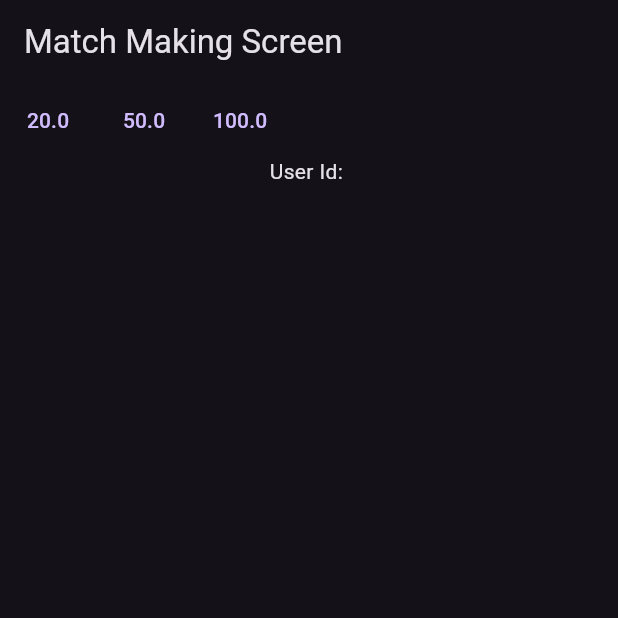
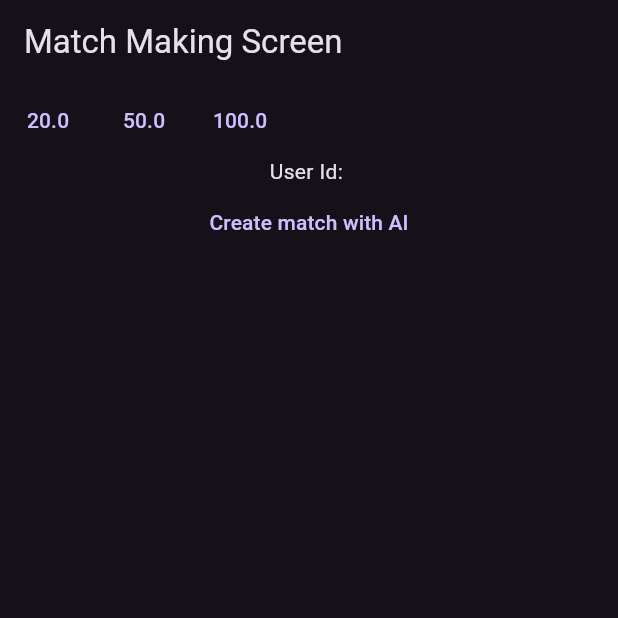
Before and after one commit to NikhileshDb/flame_tictactoe, a Flutter app: the screen it shows after launch, after a tap on "Authenticate", on a phone screen of 412 x 824 dp, the top half of it. Run offline on Flutter 3.47's test engine with Material 3 defaults, Android fonts, the phone set to English and light mode, and no system bars; our stand-ins replace device_info_plus, equatable, flutter_bloc, flutter_dotenv, flutter_svg, logger; missing offline and left inert: flame, flame_bloc, nakama.

Commit message:
new update

```diff
--- a/lib/main.dart
+++ b/lib/main.dart
@@ -31,8 +31,8 @@ class MyApp extends StatelessWidget {
         BlocProvider<AuthenticationBloc>(
           create: (_) => AuthenticationBloc(nakamaBaseClient: client),
         ),
-        BlocProvider(create: (_) => MatchMakingBloc()),
-        BlocProvider(create: (_) => GameBloc()),
+
+        BlocProvider<GameBloc>(create: (_) => GameBloc()),
       ],
       child: MaterialApp(
         title: 'Tic Tac Toe',
--- a/lib/screens/login_screen/login_screen.dart
+++ b/lib/screens/login_screen/login_screen.dart
@@ -14,7 +14,7 @@ class LoginScreen extends StatelessWidget {
       body: BlocConsumer<AuthenticationBloc, AuthenticationState>(
         listener: (context, state) {
           if (state is AuthenticationSuccess) {
-            logger.d(state.session);
+            // logger.d(state.session);
             Navigator.pushReplacement(
               context,
               MaterialPageRoute(
--- a/lib/screens/match_making_screen/match_making_screen.dart
+++ b/lib/screens/match_making_screen/match_making_screen.dart
@@ -9,10 +9,12 @@ import 'package:nakama/nakama.dart';
 class MatchMakingScreen extends StatelessWidget {
   final Session session;
   const MatchMakingScreen({required this.session, super.key});
-
+  //  BlocProvider<MatchMakingBloc>(create: (_) => MatchMakingBloc()),
   @override
   Widget build(BuildContext context) {
-    return Scaffold(
+    return BlocProvider<MatchMakingBloc>(
+      create: (context) => MatchMakingBloc(session: session),
+      child: Scaffold(
         appBar: AppBar(title: const Text('Match Making Screen'), actions: [
 
             ],
@@ -56,6 +58,7 @@ class MatchMakingScreen extends StatelessWidget {
                       },
                       child: Text('Start Match Making'),
                     ),
+
                 if (state is MatchMakingSuccess)
                   TextButton(
                     onPressed: () {
@@ -65,10 +68,18 @@ class MatchMakingScreen extends StatelessWidget {
                     },
                     child: Text("Join Match"),
                   ),
+
+                TextButton(
+                  onPressed: () {
+                    context.read<MatchMakingBloc>().add(CreateMatchAiEvent());
+                  },
+                  child: Text('Create match with AI'),
+                ),
               ],
             );
           },
         ),
+      ),
     );
   }
 }
--- a/lib/tic_tac_toe/blocs/authentication/authentication_bloc.dart
+++ b/lib/tic_tac_toe/blocs/authentication/authentication_bloc.dart
@@ -1,7 +1,7 @@
 import 'dart:async';
 import 'dart:io';
 
-import 'package:bakku/utils/logger.dart';
+// import 'package:bakku/utils/logger.dart';
 import 'package:device_info_plus/device_info_plus.dart';
 import 'package:equatable/equatable.dart';
 import 'package:flutter_bloc/flutter_bloc.dart';
@@ -33,14 +33,14 @@ class AuthenticationBloc
         DeviceInfoPlugin deviceInfo = DeviceInfoPlugin();
         // Grabbing the device id from device_info_plus packages for ios and android
         if (Platform.isAndroid) {
-          logger.d("Nakama Login Triggered: ${Platform.operatingSystem}");
+          // logger.d("Nakama Login Triggered: ${Platform.operatingSystem}");
           deviceId = (await deviceInfo.androidInfo).id; // Unique ID on Android
           session = await nakamaBaseClient.authenticateDevice(
             deviceId: deviceId,
           );
           emit(AuthenticationSuccess(session));
         } else if (Platform.isIOS) {
-          logger.d("Nakama Login Triggered: ${Platform.operatingSystem}");
+          // logger.d("Nakama Login Triggered: ${Platform.operatingSystem}");
           deviceId = (await deviceInfo.iosInfo).identifierForVendor as String;
           session = await nakamaBaseClient.authenticateDevice(
             deviceId: deviceId,
@@ -56,9 +56,9 @@ class AuthenticationBloc
 
           emit(AuthenticationSuccess(session));
 
-          logger.d("Nakama Login Triggered: ${Platform.operatingSystem}");
+          // logger.d("Nakama Login Triggered: ${Platform.operatingSystem}");
         } else {
-          logger.d("Nakama Login Triggered: Unknown Platform");
+          // logger.d("Nakama Login Triggered: Unknown Platform");
           final uuid = Uuid();
           deviceId = uuid.v4(); // Generate a random UUID for other platforms
           session = await nakamaBaseClient.authenticateDevice(
@@ -68,7 +68,7 @@ class AuthenticationBloc
         }
       } else {
         // Login Using Email And Password
-        logger.d("Nakama Login Triggered: Using Email and Password");
+        // logger.d("Nakama Login Triggered: Using Email and Password");
         session = await nakamaBaseClient.authenticateEmail(
           password: event.password as String,
           email: event.email,
--- a/lib/tic_tac_toe/blocs/match_making_bloc/match_making_bloc.dart
+++ b/lib/tic_tac_toe/blocs/match_making_bloc/match_making_bloc.dart
@@ -1,4 +1,6 @@
 import 'dart:async';
+import 'dart:convert';
+import 'dart:typed_data';
 
 import 'package:bakku/utils/logger.dart';
 import 'package:equatable/equatable.dart';
@@ -10,10 +12,32 @@ part 'match_making_event.dart';
 part 'match_making_state.dart';
 
 class MatchMakingBloc extends Bloc<MatchMakingEvent, MatchMakingState> {
-  Session? session;
+  Session session;
   NakamaWebsocketClient? socket;
   late StreamSubscription _matchmakerSubscription;
-  MatchMakingBloc({this.session, this.socket}) : super(MatchMakingInitial()) {
+  late StreamSubscription _onmatchDataStream;
+  MatchMakingBloc({required this.session, this.socket})
+    : super(MatchMakingInitial()) {
+    socket = NakamaWebsocketClient.init(
+      host: dotenv.env["NAKAMA_HOST"] as String,
+      ssl: false,
+      token: session.token,
+    );
+
+    _matchmakerSubscription = socket!.onMatchmakerMatched.listen((
+      MatchmakerMatched data,
+    ) {
+      add(MatchFoundEvent(data: data));
+    });
+
+    _onmatchDataStream = socket!.onMatchData.listen((data) {
+      // Uint8List.fromList(data.data as List<int>);
+
+      // Decode
+      String decoded = utf8.decode(Uint8List.fromList(data.data as List<int>));
+      logger.d(decoded);
+    });
+
     on<ChipSelectEvent>(_handleChipSelection);
 
     on<MatchMakingStartEvent>(_handleMatchMaking);
@@ -21,19 +45,14 @@ class MatchMakingBloc extends Bloc<MatchMakingEvent, MatchMakingState> {
     on<MatchFoundEvent>(_matchFound);
 
     on<JoinMatchEvent>(_handleJoinMatch);
+
+    on<CreateMatchAiEvent>(_handleCreateAiMatch);
   }
 
   FutureOr<void> _handleMatchMaking(
     MatchMakingStartEvent event,
     Emitter<MatchMakingState> emit,
   ) async {
-    socket = NakamaWebsocketClient.init(
-      host: dotenv.env["NAKAMA_HOST"] as String,
-      ssl: false,
-      token: event.session.token,
-    );
-
-    session = event.session;
     var ticket = await socket!.addMatchmaker(
       query: "*",
       minCount: 2,
@@ -41,14 +60,7 @@ class MatchMakingBloc extends Bloc<MatchMakingEvent, MatchMakingState> {
       stringProperties: {"fast": "true", "ai": "false"},
       numericProperties: {"coin": event.amount},
     );
-
     logger.d(ticket);
-
-    _matchmakerSubscription = socket!.onMatchmakerMatched.listen((
-      MatchmakerMatched data,
-    ) {
-      add(MatchFoundEvent(data: data));
-    });
   }
 
   FutureOr<void> _handleChipSelection(
@@ -63,15 +75,16 @@ class MatchMakingBloc extends Bloc<MatchMakingEvent, MatchMakingState> {
     Emitter<MatchMakingState> emit,
   ) async {
     var matchId = event.matchId;
-    var match = await socket?.joinMatch(matchId);
+    var match = await socket?.joinMatch(matchId); //Join the Match
     logger.d("Joined match: $match");
     emit(MatchJoinedState(matchId));
   }
 
   @override
   Future<void> close() {
-    logger.d("========> Closing MatchMakingBloc");
+    logger.d("===> Closing MatchMakingBloc");
     _matchmakerSubscription.cancel();
+    _onmatchDataStream.cancel();
     socket!.close();
     return super.close();
   }
@@ -80,18 +93,28 @@ class MatchMakingBloc extends Bloc<MatchMakingEvent, MatchMakingState> {
     MatchFoundEvent event,
     Emitter<MatchMakingState> emit,
   ) {
-    if (session == null) {
-      logger.e("Session is null. Cannot process match found.");
-    }
-
     logger.d("Match Found ${event.data}");
 
     final opponent = event.data.users.firstWhere(
-      (user) => user.presence.userId != session!.userId,
+      (user) => user.presence.userId != session.userId,
     );
 
     final opponentId = opponent.presence.userId;
 
     emit(MatchMakingSuccess(event.data.matchId as String, opponentId));
   }
+
+  FutureOr<void> _handleCreateAiMatch(
+    CreateMatchAiEvent event,
+    Emitter<MatchMakingState> emit,
+  ) async {
+    var payload = {'ai': true, 'fast': true};
+    var rpcResponse = await socket!.rpc(
+      id: 'find_match',
+      payload: jsonEncode(payload),
+    );
+    var incomingPayload = jsonDecode(rpcResponse.payload);
+    logger.d("MatchId to Join => ${incomingPayload["matchIds"][0]}");
+    add(JoinMatchEvent(incomingPayload["matchIds"][0]));
+  }
 }
--- a/lib/tic_tac_toe/blocs/match_making_bloc/match_making_event.dart
+++ b/lib/tic_tac_toe/blocs/match_making_bloc/match_making_event.dart
@@ -42,3 +42,5 @@ class JoinMatchEvent extends MatchMakingEvent {
   @override
   List<Object> get props => [matchId];
 }
+
+class CreateMatchAiEvent extends MatchMakingEvent {}
```
Lines whose indentation alone changed are shown as unchanged.
